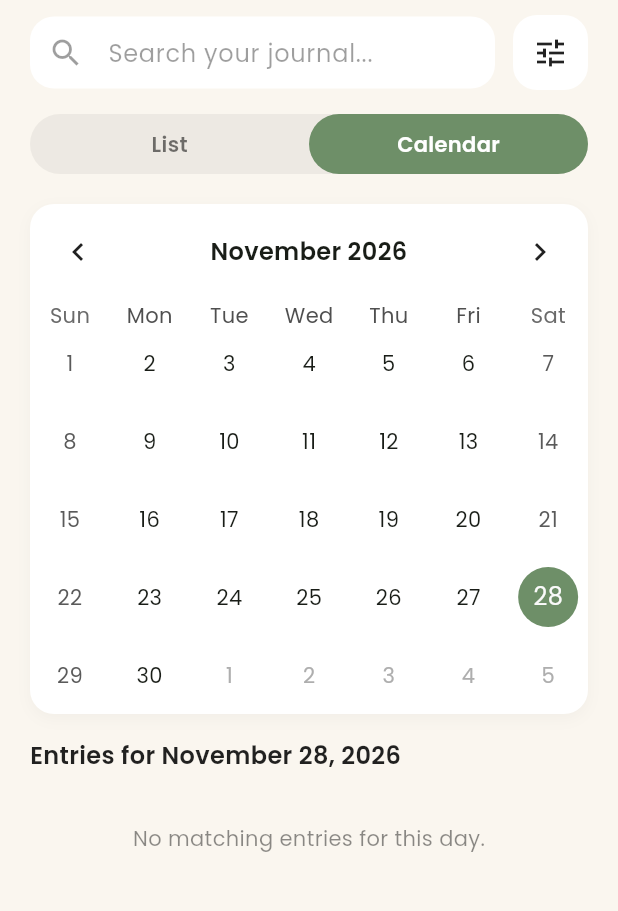
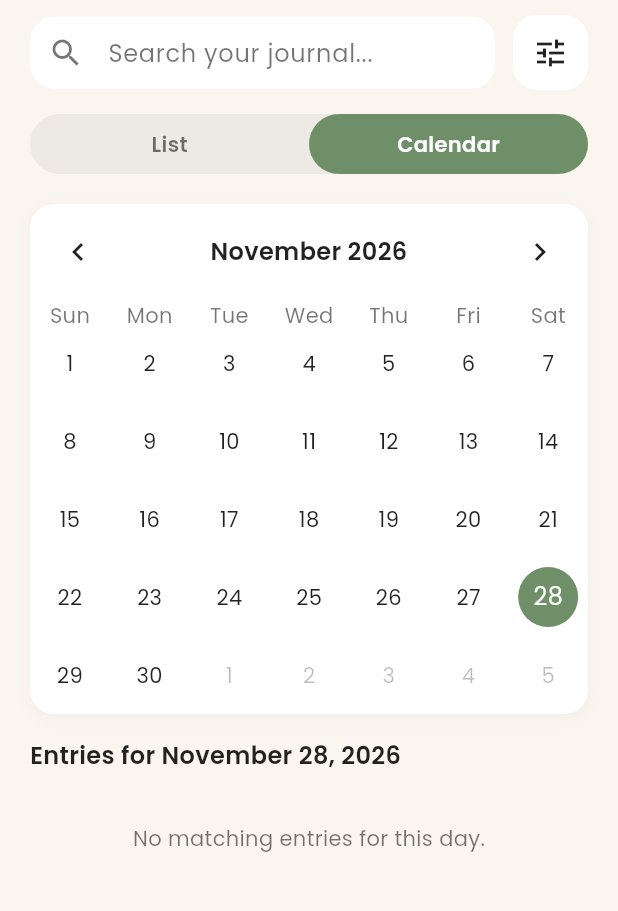
Before and after one commit to oshadikodagoda/Mood-Journal-Private-Mental-Health-Diary, a Flutter app: the JournalHistoryScreen screen opened directly, after a tap on "Calendar", on a phone screen of 412 x 824 dp, the part 69-980 px from its top. Run offline on Flutter 3.47's test engine with Material 3 defaults, Android fonts, the phone set to English and light mode, and no system bars; drawn by our look-alikes of table_calendar; our stand-ins replace fl_chart, flutter_local_notifications, local_auth, sqflite, sqflite_common_ffi_web, timezone; accounts and stored records are empty; project files that could hold a hidden picture were left out.

Commit message:
fix: support dark mode in journal history and calendar views, fix android build configuration

```diff
--- a/lib/screens/journal_history_screen.dart
+++ b/lib/screens/journal_history_screen.dart
@@ -47,7 +47,8 @@ class _JournalHistoryScreenState extends State<JournalHistoryScreen> {
     }
   }
 
-  Color _getMoodBgColor(String mood) {
+  Color _getMoodBgColor(String mood, bool isDark) {
+    if (isDark) return const Color(0xFF2C2C2C);
     switch (mood) {
       case 'Very Happy': return const Color(0xFFFFF3D6);
       case 'Happy': return const Color(0xFFFFF3D6);
@@ -60,9 +61,10 @@ class _JournalHistoryScreenState extends State<JournalHistoryScreen> {
   }
 
   // --- FILTER MODAL BOTTOM SHEET (Member 3 - FR11) ---
-  void _showFilterModal() {
+  void _showFilterModal(bool isDark, Color cardBg, Color textColor, Color subtextColor, Color accentColor) {
     showModalBottomSheet(
       context: context,
+      backgroundColor: cardBg,
       shape: const RoundedRectangleBorder(
         borderRadius: BorderRadius.vertical(top: Radius.circular(24)),
       ),
@@ -78,16 +80,16 @@ class _JournalHistoryScreenState extends State<JournalHistoryScreen> {
                   Row(
                     mainAxisAlignment: MainAxisAlignment.spaceBetween,
                     children: [
-                      const Text(
+                      Text(
                         "Filter by Mood",
-                        style: TextStyle(fontSize: 18, fontWeight: FontWeight.bold),
+                        style: TextStyle(fontSize: 18, fontWeight: FontWeight.bold, color: textColor),
                       ),
                       TextButton(
                         onPressed: () {
                           setState(() => _selectedMoodFilter = "All");
                           Navigator.pop(ctx);
                         },
-                        child: const Text("Reset", style: TextStyle(color: Color(0xFF6E8F68))),
+                        child: Text("Reset", style: TextStyle(color: accentColor, fontWeight: FontWeight.bold)),
                       ),
                     ],
                   ),
@@ -101,13 +103,13 @@ class _JournalHistoryScreenState extends State<JournalHistoryScreen> {
                         label: Text(
                           mood == "All" ? "All Moods" : "${_getMoodEmoji(mood)} $mood",
                           style: TextStyle(
-                            color: isSelected ? Colors.white : Colors.black87,
+                            color: isSelected ? Colors.white : textColor,
                             fontWeight: isSelected ? FontWeight.bold : FontWeight.normal,
                           ),
                         ),
                         selected: isSelected,
-                        selectedColor: const Color(0xFF6E8F68),
-                        backgroundColor: Colors.grey.shade100,
+                        selectedColor: accentColor,
+                        backgroundColor: isDark ? const Color(0xFF2A2A2A) : Colors.grey.shade100,
                         onSelected: (selected) {
                           setState(() {
                             _selectedMoodFilter = mood;
@@ -129,14 +131,23 @@ class _JournalHistoryScreenState extends State<JournalHistoryScreen> {
 
   @override
   Widget build(BuildContext context) {
+    final isDark = Theme.of(context).brightness == Brightness.dark;
+    final theme = Theme.of(context);
+    final accentColor = theme.colorScheme.primary;
+    final scaffoldBg = isDark ? const Color(0xFF121212) : const Color(0xFFFAF6EF);
+    final cardBg = isDark ? const Color(0xFF1E1E1E) : Colors.white;
+    final textColor = isDark ? Colors.white : Colors.black87;
+    final subtextColor = isDark ? Colors.white60 : Colors.black54;
+
     return Scaffold(
-      backgroundColor: const Color(0xFFFAF6EF),
+      backgroundColor: scaffoldBg,
       appBar: AppBar(
-        backgroundColor: Colors.transparent,
+        backgroundColor: scaffoldBg,
         elevation: 0,
-        title: const Text(
+        iconTheme: IconThemeData(color: textColor),
+        title: Text(
           "Journal",
-          style: TextStyle(fontWeight: FontWeight.bold, fontSize: 24, color: Colors.black87),
+          style: TextStyle(fontWeight: FontWeight.bold, fontSize: 24, color: textColor),
         ),
         centerTitle: false,
       ),
@@ -144,7 +155,7 @@ class _JournalHistoryScreenState extends State<JournalHistoryScreen> {
         child: Consumer<JournalProvider>(
           builder: (context, provider, child) {
             if (provider.isLoading) {
-              return const Center(child: CircularProgressIndicator());
+              return Center(child: CircularProgressIndicator(color: accentColor));
             }
 
             // Multi-criteria filter: Keyword (FR10) + Mood Tag (FR11)
@@ -167,6 +178,7 @@ class _JournalHistoryScreenState extends State<JournalHistoryScreen> {
                       Expanded(
                         child: TextField(
                           controller: _searchController,
+                          style: TextStyle(color: textColor),
                           onChanged: (value) {
                             setState(() {
                               _searchQuery = value;
@@ -174,10 +186,10 @@ class _JournalHistoryScreenState extends State<JournalHistoryScreen> {
                           },
                           decoration: InputDecoration(
                             hintText: 'Search your journal...',
-                            hintStyle: const TextStyle(color: Colors.black38),
-                            prefixIcon: const Icon(Icons.search, color: Colors.black38),
+                            hintStyle: TextStyle(color: subtextColor),
+                            prefixIcon: Icon(Icons.search, color: subtextColor),
                             filled: true,
-                            fillColor: Colors.white,
+                            fillColor: cardBg,
                             contentPadding: const EdgeInsets.symmetric(vertical: 0),
                             border: OutlineInputBorder(
                               borderRadius: BorderRadius.circular(16),
@@ -191,15 +203,15 @@ class _JournalHistoryScreenState extends State<JournalHistoryScreen> {
                         height: 50,
                         width: 50,
                         decoration: BoxDecoration(
-                          color: _selectedMoodFilter != "All" ? const Color(0xFF6E8F68) : Colors.white,
+                          color: _selectedMoodFilter != "All" ? accentColor : cardBg,
                           borderRadius: BorderRadius.circular(16),
                         ),
                         child: IconButton(
                           icon: Icon(
                             Icons.tune,
-                            color: _selectedMoodFilter != "All" ? Colors.white : Colors.black87,
+                            color: _selectedMoodFilter != "All" ? Colors.white : textColor,
                           ),
-                          onPressed: _showFilterModal,
+                          onPressed: () => _showFilterModal(isDark, cardBg, textColor, subtextColor, accentColor),
                         ),
                       )
                     ],
@@ -214,7 +226,7 @@ class _JournalHistoryScreenState extends State<JournalHistoryScreen> {
                       children: [
                         Chip(
                           label: Text("Filter: $_selectedMoodFilter", style: const TextStyle(fontSize: 12, color: Colors.white)),
-                          backgroundColor: const Color(0xFF6E8F68),
+                          backgroundColor: accentColor,
                           deleteIcon: const Icon(Icons.close, size: 16, color: Colors.white),
                           onDeleted: () => setState(() => _selectedMoodFilter = "All"),
                         ),
@@ -230,7 +242,7 @@ class _JournalHistoryScreenState extends State<JournalHistoryScreen> {
                   child: Container(
                     height: 40,
                     decoration: BoxDecoration(
-                      color: Colors.black.withOpacity(0.05),
+                      color: isDark ? Colors.white12 : Colors.black.withOpacity(0.05),
                       borderRadius: BorderRadius.circular(20),
                     ),
                     child: Row(
@@ -240,14 +252,14 @@ class _JournalHistoryScreenState extends State<JournalHistoryScreen> {
                             onTap: () => setState(() => _viewMode = 0),
                             child: Container(
                               decoration: BoxDecoration(
-                                color: _viewMode == 0 ? const Color(0xFF6E8F68) : Colors.transparent,
+                                color: _viewMode == 0 ? accentColor : Colors.transparent,
                                 borderRadius: BorderRadius.circular(20),
                               ),
                               alignment: Alignment.center,
                               child: Text(
                                 "List",
                                 style: TextStyle(
-                                  color: _viewMode == 0 ? Colors.white : Colors.black54,
+                                  color: _viewMode == 0 ? Colors.white : subtextColor,
                                   fontWeight: FontWeight.bold,
                                 ),
                               ),
@@ -259,14 +271,14 @@ class _JournalHistoryScreenState extends State<JournalHistoryScreen> {
                             onTap: () => setState(() => _viewMode = 1),
                             child: Container(
                               decoration: BoxDecoration(
-                                color: _viewMode == 1 ? const Color(0xFF6E8F68) : Colors.transparent,
+                                color: _viewMode == 1 ? accentColor : Colors.transparent,
                                 borderRadius: BorderRadius.circular(20),
                               ),
                               alignment: Alignment.center,
                               child: Text(
                                 "Calendar",
                                 style: TextStyle(
-                                  color: _viewMode == 1 ? Colors.white : Colors.black54,
+                                  color: _viewMode == 1 ? Colors.white : subtextColor,
                                   fontWeight: FontWeight.bold,
                                 ),
                               ),
@@ -282,8 +294,8 @@ class _JournalHistoryScreenState extends State<JournalHistoryScreen> {
                 // Content: List View or Calendar View
                 Expanded(
                   child: _viewMode == 0
-                    ? _buildListView(filteredEntries, provider)
-                    : _buildCalendarView(filteredEntries, provider),
+                    ? _buildListView(filteredEntries, provider, isDark, cardBg, textColor, subtextColor, accentColor)
+                    : _buildCalendarView(filteredEntries, provider, isDark, cardBg, textColor, subtextColor, accentColor),
                 ),
               ],
             );
@@ -293,7 +305,7 @@ class _JournalHistoryScreenState extends State<JournalHistoryScreen> {
     );
   }
 
-  Widget _buildCalendarView(List<JournalEntry> entries, JournalProvider provider) {
+  Widget _buildCalendarView(List<JournalEntry> entries, JournalProvider provider, bool isDark, Color cardBg, Color textColor, Color subtextColor, Color accentColor) {
     final dayEntries = entries.where((e) => isSameDay(e.date, _selectedDay)).toList();
 
     return SingleChildScrollView(
@@ -303,10 +315,10 @@ class _JournalHistoryScreenState extends State<JournalHistoryScreen> {
         children: [
           Container(
             decoration: BoxDecoration(
-              color: Colors.white,
+              color: cardBg,
               borderRadius: BorderRadius.circular(16),
               boxShadow: [
-                BoxShadow(color: Colors.black.withOpacity(0.03), blurRadius: 8, offset: const Offset(0, 3)),
+                BoxShadow(color: Colors.black.withOpacity(isDark ? 0.2 : 0.03), blurRadius: 8, offset: const Offset(0, 3)),
               ],
             ),
             child: TableCalendar(
@@ -315,10 +327,16 @@ class _JournalHistoryScreenState extends State<JournalHistoryScreen> {
               focusedDay: _focusedDay,
               selectedDayPredicate: (day) => isSameDay(_selectedDay, day),
               calendarFormat: CalendarFormat.month,
-              headerStyle: const HeaderStyle(
+              headerStyle: HeaderStyle(
                 formatButtonVisible: false,
                 titleCentered: true,
-                titleTextStyle: TextStyle(fontWeight: FontWeight.bold, fontSize: 16),
+                titleTextStyle: TextStyle(fontWeight: FontWeight.bold, fontSize: 16, color: textColor),
+                leftChevronIcon: Icon(Icons.chevron_left, color: textColor),
+                rightChevronIcon: Icon(Icons.chevron_right, color: textColor),
+              ),
+              daysOfWeekStyle: DaysOfWeekStyle(
+                weekdayStyle: TextStyle(color: subtextColor),
+                weekendStyle: TextStyle(color: subtextColor),
               ),
               eventLoader: (day) {
                 return entries.where((e) => isSameDay(e.date, day)).toList();
@@ -330,12 +348,15 @@ class _JournalHistoryScreenState extends State<JournalHistoryScreen> {
                 });
               },
               calendarStyle: CalendarStyle(
+                defaultTextStyle: TextStyle(color: textColor),
+                weekendTextStyle: TextStyle(color: textColor),
+                outsideTextStyle: TextStyle(color: isDark ? Colors.white24 : Colors.black26),
                 todayDecoration: BoxDecoration(
-                  color: const Color(0xFF6E8F68).withOpacity(0.3),
+                  color: accentColor.withOpacity(0.3),
                   shape: BoxShape.circle,
                 ),
-                selectedDecoration: const BoxDecoration(
-                  color: Color(0xFF6E8F68),
+                selectedDecoration: BoxDecoration(
+                  color: accentColor,
                   shape: BoxShape.circle,
                 ),
                 markerDecoration: const BoxDecoration(
@@ -351,7 +372,7 @@ class _JournalHistoryScreenState extends State<JournalHistoryScreen> {
             _selectedDay == null
               ? "Entries"
               : "Entries for ${DateFormat('MMMM d, yyyy').format(_selectedDay!)}",
-            style: const TextStyle(fontSize: 16, fontWeight: FontWeight.bold, color: Colors.black87),
+            style: TextStyle(fontSize: 16, fontWeight: FontWeight.bold, color: textColor),
           ),
           const SizedBox(height: 10),
 
@@ -359,19 +380,19 @@ class _JournalHistoryScreenState extends State<JournalHistoryScreen> {
             Container(
               padding: const EdgeInsets.all(24),
               alignment: Alignment.center,
-              child: const Text("No matching entries for this day.", style: TextStyle(color: Colors.black45)),
+              child: Text("No matching entries for this day.", style: TextStyle(color: subtextColor)),
             )
           else
-            ...dayEntries.map((entry) => _buildEntryTile(entry, provider)).toList(),
+            ...dayEntries.map((entry) => _buildEntryTile(entry, provider, isDark, cardBg, textColor, subtextColor, accentColor)).toList(),
           const SizedBox(height: 20),
         ],
       ),
     );
   }
 
-  Widget _buildListView(List<JournalEntry> entries, JournalProvider provider) {
+  Widget _buildListView(List<JournalEntry> entries, JournalProvider provider, bool isDark, Color cardBg, Color textColor, Color subtextColor, Color accentColor) {
     if (entries.isEmpty) {
-      return const Center(child: Text("No entries match your search/filter."));
+      return Center(child: Text("No entries match your search/filter.", style: TextStyle(color: subtextColor)));
     }
 
     Map<String, List<JournalEntry>> groupedEntries = {};
@@ -397,17 +418,17 @@ class _JournalHistoryScreenState extends State<JournalHistoryScreen> {
               padding: const EdgeInsets.only(bottom: 12.0, top: 8.0),
               child: Text(
                 monthYear,
-                style: const TextStyle(fontSize: 18, fontWeight: FontWeight.bold, color: Colors.black87),
+                style: TextStyle(fontSize: 18, fontWeight: FontWeight.bold, color: textColor),
               ),
             ),
-            ...monthEntries.map((entry) => _buildEntryTile(entry, provider)).toList(),
+            ...monthEntries.map((entry) => _buildEntryTile(entry, provider, isDark, cardBg, textColor, subtextColor, accentColor)).toList(),
           ],
         );
       },
     );
   }
 
-  Widget _buildEntryTile(JournalEntry entry, JournalProvider provider) {
+  Widget _buildEntryTile(JournalEntry entry, JournalProvider provider, bool isDark, Color cardBg, Color textColor, Color subtextColor, Color accentColor) {
     final dateStr = DateFormat('MMM d').format(entry.date);
     return GestureDetector(
       onTap: () {
@@ -420,8 +441,11 @@ class _JournalHistoryScreenState extends State<JournalHistoryScreen> {
         margin: const EdgeInsets.only(bottom: 12),
         padding: const EdgeInsets.all(12),
         decoration: BoxDecoration(
-          color: Colors.white,
+          color: cardBg,
           borderRadius: BorderRadius.circular(16),
+          boxShadow: [
+            BoxShadow(color: Colors.black.withOpacity(isDark ? 0.2 : 0.03), blurRadius: 6, offset: const Offset(0, 2)),
+          ],
         ),
         child: Row(
           children: [
@@ -429,7 +453,7 @@ class _JournalHistoryScreenState extends State<JournalHistoryScreen> {
               width: 48,
               height: 48,
               decoration: BoxDecoration(
-                color: _getMoodBgColor(entry.mood),
+                color: _getMoodBgColor(entry.mood, isDark),
                 shape: BoxShape.circle,
               ),
               alignment: Alignment.center,
@@ -440,15 +464,15 @@ class _JournalHistoryScreenState extends State<JournalHistoryScreen> {
               child: Column(
                 crossAxisAlignment: CrossAxisAlignment.start,
                 children: [
-                  Text(dateStr, style: const TextStyle(fontSize: 12, fontWeight: FontWeight.bold, color: Colors.black87)),
+                  Text(dateStr, style: TextStyle(fontSize: 12, fontWeight: FontWeight.bold, color: accentColor)),
                   const SizedBox(height: 2),
-                  Text(entry.title, style: const TextStyle(fontSize: 15, fontWeight: FontWeight.w600, color: Colors.black87)),
+                  Text(entry.title, style: TextStyle(fontSize: 15, fontWeight: FontWeight.w600, color: textColor)),
                   const SizedBox(height: 4),
-                  Text(entry.content, maxLines: 1, overflow: TextOverflow.ellipsis, style: const TextStyle(fontSize: 12, color: Colors.black45)),
+                  Text(entry.content, maxLines: 1, overflow: TextOverflow.ellipsis, style: TextStyle(fontSize: 12, color: subtextColor)),
                 ],
               ),
             ),
-            const Icon(Icons.chevron_right, color: Colors.black26),
+            Icon(Icons.chevron_right, color: isDark ? Colors.white38 : Colors.black26),
           ],
         ),
       ),
```
Also changed, not shown: 4 other files.
